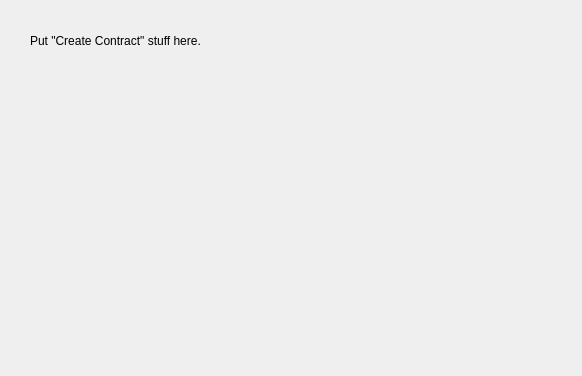
Above: src/gui/widgets/pagecreatecontract.ui from Open-Transactions/Moneychanger before the change. Below: the same form after it.
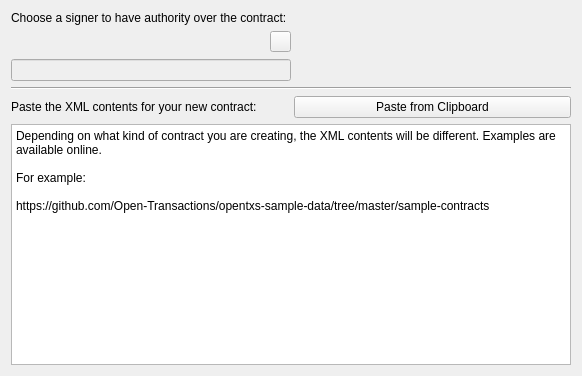
That is the form after the change. Icons and pictures are not drawn.

Commit message: "new server contract" and "new asset contract".

```diff
--- a/src/gui/widgets/pagecreatecontract.ui
+++ b/src/gui/widgets/pagecreatecontract.ui
@@ -13,19 +13,129 @@
   <property name="windowTitle">
    <string>WizardPage</string>
   </property>
-  <widget class="QLabel" name="label">
-   <property name="geometry">
-    <rect>
-     <x>30</x>
-     <y>20</y>
-     <width>231</width>
-     <height>41</height>
-    </rect>
-   </property>
-   <property name="text">
-    <string>Put &quot;Create Contract&quot; stuff here.</string>
-   </property>
-  </widget>
+  <layout class="QVBoxLayout" name="verticalLayout_2">
+   <item>
+    <layout class="QGridLayout" name="gridLayout">
+     <item row="0" column="0">
+      <widget class="QLabel" name="label_3">
+       <property name="text">
+        <string>Choose a signer to have authority over the contract:</string>
+       </property>
+      </widget>
+     </item>
+     <item row="1" column="0">
+      <layout class="QVBoxLayout" name="verticalLayout">
+       <item>
+        <layout class="QHBoxLayout" name="horizontalLayout">
+         <item>
+          <widget class="QPushButton" name="pushButtonSelect">
+           <property name="maximumSize">
+            <size>
+             <width>16777215</width>
+             <height>32</height>
+            </size>
+           </property>
+           <property name="text">
+            <string/>
+           </property>
+           <property name="flat">
+            <bool>true</bool>
+           </property>
+          </widget>
+         </item>
+         <item>
+          <widget class="QPushButton" name="pushButtonManage">
+           <property name="maximumSize">
+            <size>
+             <width>21</width>
+             <height>21</height>
+            </size>
+           </property>
+           <property name="text">
+            <string/>
+           </property>
+           <property name="icon">
+            <iconset resource="../resource.qrc">
+             <normaloff>:/icons/icons/user.png</normaloff>:/icons/icons/user.png</iconset>
+           </property>
+          </widget>
+         </item>
+        </layout>
+       </item>
+       <item>
+        <widget class="QLineEdit" name="lineEditID">
+         <property name="enabled">
+          <bool>false</bool>
+         </property>
+        </widget>
+       </item>
+      </layout>
+     </item>
+     <item row="1" column="1">
+      <spacer name="horizontalSpacer">
+       <property name="orientation">
+        <enum>Qt::Horizontal</enum>
+       </property>
+       <property name="sizeHint" stdset="0">
+        <size>
+         <width>168</width>
+         <height>20</height>
+        </size>
+       </property>
+      </spacer>
+     </item>
+    </layout>
+   </item>
+   <item>
+    <widget class="Line" name="line">
+     <property name="orientation">
+      <enum>Qt::Horizontal</enum>
+     </property>
+    </widget>
+   </item>
+   <item>
+    <layout class="QHBoxLayout" name="horizontalLayout_2">
+     <item>
+      <widget class="QLabel" name="label">
+       <property name="text">
+        <string>Paste the XML contents for your new contract:</string>
+       </property>
+      </widget>
+     </item>
+     <item>
+      <widget class="QPushButton" name="pushButton">
+       <property name="text">
+        <string>Paste from Clipboard</string>
+       </property>
+      </widget>
+     </item>
+    </layout>
+   </item>
+   <item>
+    <widget class="QPlainTextEdit" name="plainTextEdit">
+     <property name="readOnly">
+      <bool>false</bool>
+     </property>
+     <property name="plainText">
+      <string>Depending on what kind of contract you are creating, the XML contents will be different. Examples are available online.
+
+For example:
+
+https://github.com/Open-Transactions/opentxs-sample-data/tree/master/sample-contracts</string>
+     </property>
+    </widget>
+   </item>
+  </layout>
+  <zorder>label</zorder>
+  <zorder>label_3</zorder>
+  <zorder>line</zorder>
+  <zorder>plainTextEdit</zorder>
+  <zorder>pushButton</zorder>
+  <zorder>lineEditID</zorder>
+  <zorder>pushButtonManage</zorder>
+  <zorder>pushButtonSelect</zorder>
+  <zorder>pushButtonManage</zorder>
+  <zorder>horizontalSpacer</zorder>
  </widget>
  <resources/>
  <connections/>
```
Left out of the diff: 4 changed lines with no effect on the pictures. The commit also changes 10 other files.
